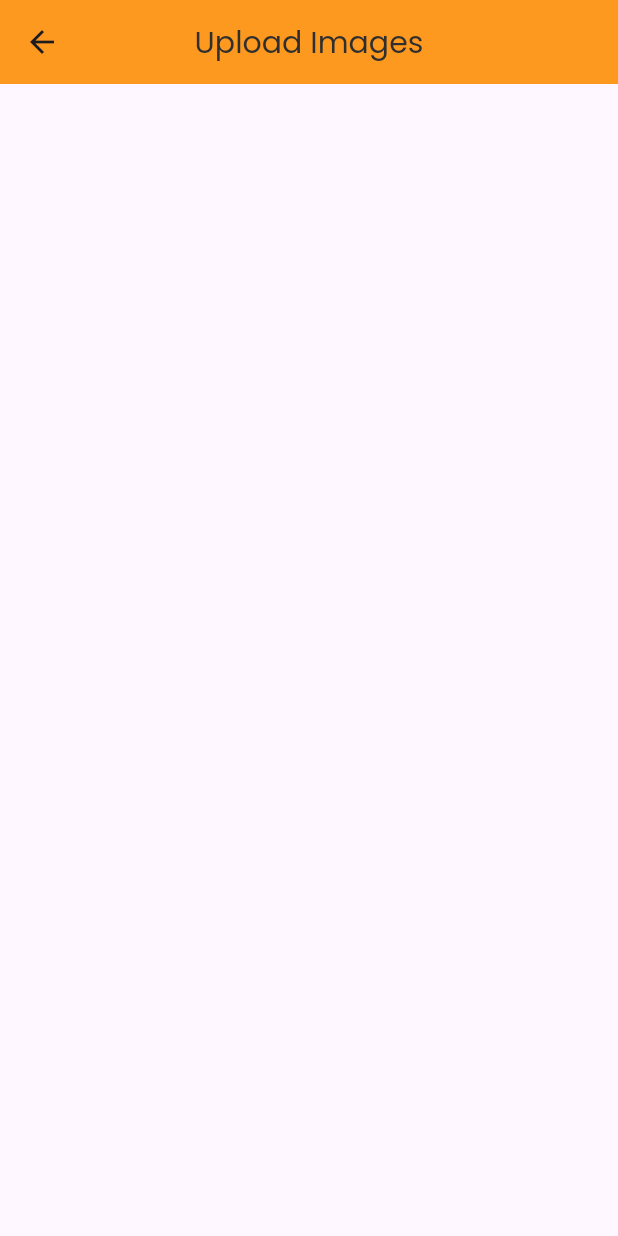
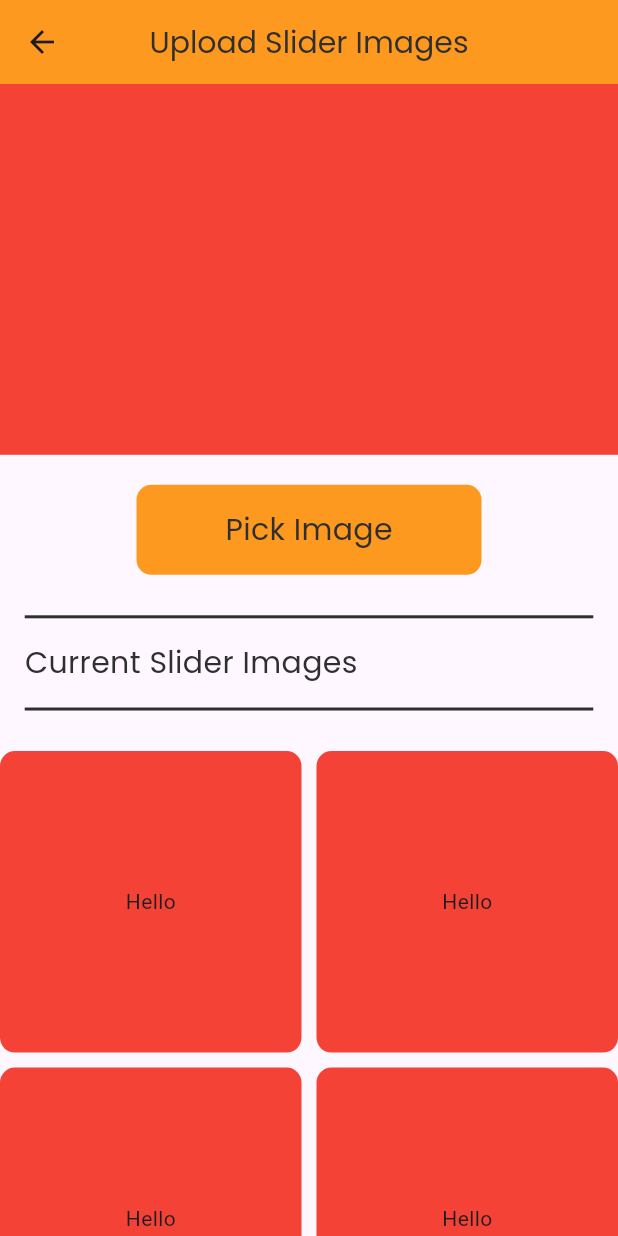
Before and after one commit to sandesh101/catering-service-admin, a Flutter app: the SliderPage screen opened by its route, on a phone screen of 412 x 824 dp. Run offline on Flutter 3.47's test engine with Material 2 defaults, Android fonts, the phone set to English and light mode, and no system bars; our stand-ins replace firebase_core, google_fonts, iconsax; accounts and stored records are empty; network calls fail.

Commit message:
Designed UI for Slider Upload

```diff
--- a/lib/views/drawer_pages/slider_upload_page.dart
+++ b/lib/views/drawer_pages/slider_upload_page.dart
@@ -1,3 +1,4 @@
+import 'package:catering_service_adming/constant.dart';
 import 'package:flutter/material.dart';
 
 class SliderPage extends StatefulWidget {
@@ -12,7 +13,100 @@ class _SliderPageState extends State<SliderPage> {
   Widget build(BuildContext context) {
     return Scaffold(
       appBar: AppBar(
-        title: const Text('Upload Images'),
+        title: const Text('Upload Slider Images'),
+      ),
+      body: SingleChildScrollView(
+        child: Column(
+          children: [
+            //Picked Image
+            Container(
+              height: MediaQuery.of(context).size.height * 0.3,
+              width: MediaQuery.of(context).size.width,
+              color: Colors.red,
+              // child: ,
+            ),
+            const SizedBox(
+              height: 20,
+            ),
+            //Button to pick image
+            GestureDetector(
+              onTap: () {
+                print('TAPPED');
+              },
+              child: Container(
+                height: 60,
+                width: 230,
+                decoration: BoxDecoration(
+                  color: ColorConstant.secondaryColor,
+                  borderRadius: BorderRadius.circular(10),
+                ),
+                child: Center(
+                  child: Text(
+                    "Pick Image",
+                    style: AppTextStyle.normalText(
+                      fontSize: 20,
+                    ),
+                  ),
+                ),
+              ),
+            ),
+            const SizedBox(
+              height: 20,
+            ),
+            Divider(
+              color: ColorConstant.blackColor,
+              thickness: 2,
+              indent: MediaQuery.of(context).size.width * 0.04,
+              endIndent: MediaQuery.of(context).size.width * 0.04,
+            ),
+            Align(
+              alignment: AlignmentDirectional.topStart,
+              child: Padding(
+                padding: EdgeInsets.fromLTRB(
+                  MediaQuery.of(context).size.width * 0.04,
+                  MediaQuery.of(context).size.height * 0.01,
+                  0.0,
+                  MediaQuery.of(context).size.height * 0.01,
+                ),
+                child: Text(
+                  'Current Slider Images',
+                  style: AppTextStyle.normalText(fontSize: 20),
+                ),
+              ),
+            ),
+            Divider(
+              color: ColorConstant.blackColor,
+              thickness: 2,
+              indent: MediaQuery.of(context).size.width * 0.04,
+              endIndent: MediaQuery.of(context).size.width * 0.04,
+            ),
+            const SizedBox(
+              height: 20,
+            ),
+            SizedBox(
+              height: MediaQuery.of(context).size.height * 0.7,
+              width: MediaQuery.of(context).size.width,
+              child: GridView.builder(
+                  itemCount: 10,
+                  gridDelegate: const SliverGridDelegateWithFixedCrossAxisCount(
+                    crossAxisCount: 2,
+                    crossAxisSpacing: 10,
+                    mainAxisSpacing: 10,
+                  ),
+                  itemBuilder: (context, index) {
+                    return Container(
+                      height: MediaQuery.of(context).size.height * 0.1,
+                      width: MediaQuery.of(context).size.width * 0.3,
+                      decoration: BoxDecoration(
+                        borderRadius: BorderRadius.circular(10),
+                        color: Colors.red,
+                      ),
+                      child: const Center(child: Text("Hello")),
+                    );
+                  }),
+            )
+          ],
+        ),
       ),
     );
   }
```
